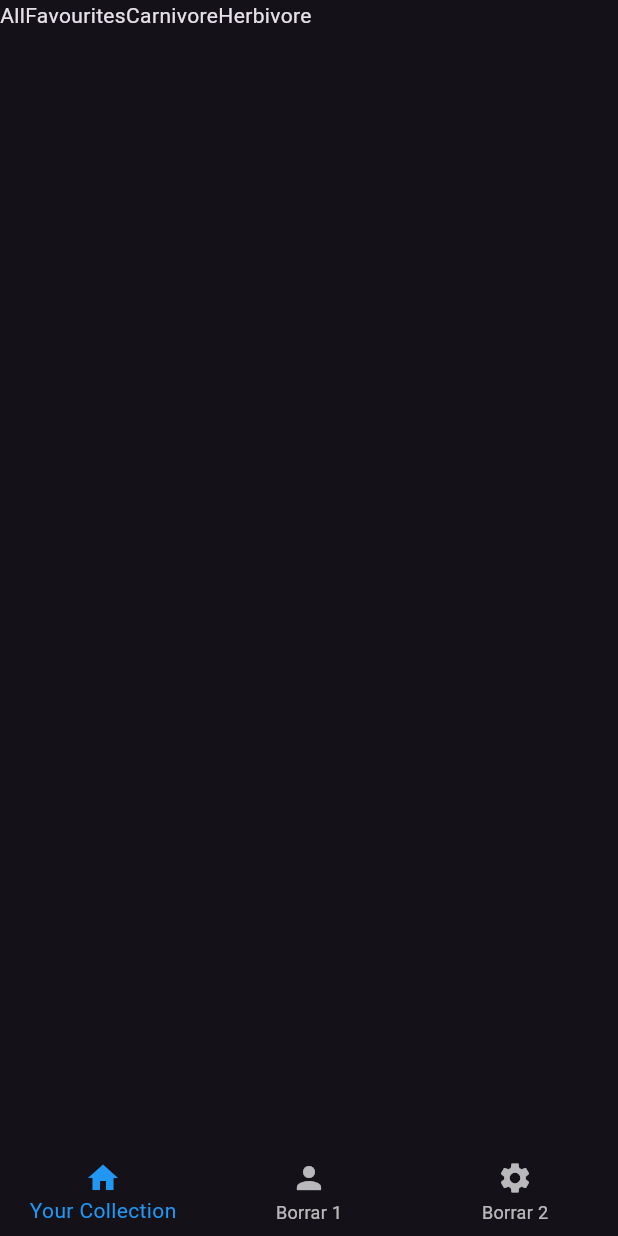
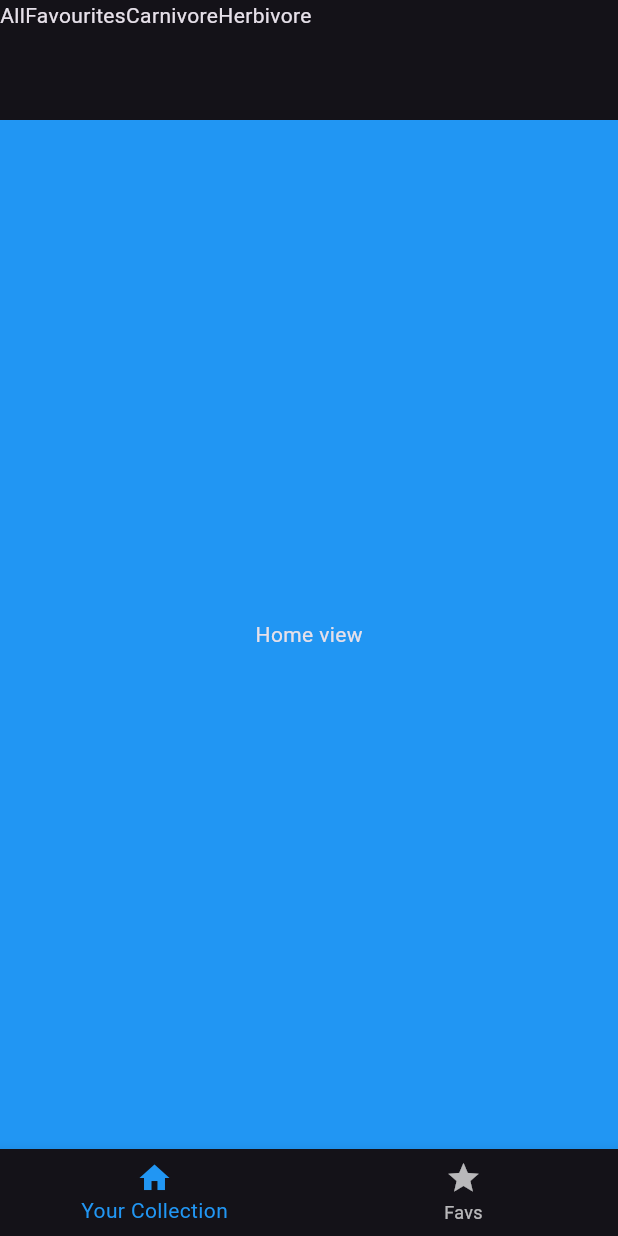
Before and after one commit to daviddela12/myCollections, a Flutter app: the screen it shows after launch, on a phone screen of 412 x 824 dp. Run offline on Flutter 3.47's test engine with Material 3 defaults, Android fonts, the phone set to English and light mode, and no system bars; our stand-ins replace font_awesome_flutter.

```diff
--- a/lib/my_collections_view.dart
+++ b/lib/my_collections_view.dart
@@ -1,6 +1,8 @@
 import 'package:flutter/material.dart';
+import 'package:my_collections/src/navigation/notifiers/navigation_notifier.dart';
 import 'package:my_collections/src/navigation/views/navigation_bottom_bar.dart';
-import 'package:my_collections/src/navigation/views/navigation_page_views.dart';
+import 'package:my_collections/src/navigation/views/navigation_page_view.dart';
+import 'package:provider/provider.dart';
 
 class MyCollectionsView extends StatelessWidget {
   const MyCollectionsView({super.key});
@@ -8,9 +10,12 @@ class MyCollectionsView extends StatelessWidget {
   @override
   Widget build(BuildContext context) {
     // return const Placeholder();
-    return const Scaffold(
-      body: NavigationPageViews(),
-      bottomNavigationBar: NavigationBottomBar(),
+    return ChangeNotifierProvider(
+      create: (BuildContext context) => NavigationNotifier(),
+      child: const Scaffold(
+        body: NavigationPageView(),
+        bottomNavigationBar: NavigationBottomBar(),
+      ),
     );
   }
 }
--- /dev/null
+++ b/lib/src/categories/views/categories_view.dart
@@ -0,0 +1,24 @@
+import 'package:flutter/material.dart';
+import 'package:my_collections/src/categories/services/category_service.dart';
+import 'package:provider/provider.dart';
+
+class CategoriesView extends StatelessWidget {
+  const CategoriesView({super.key});
+
+  @override
+  Widget build(BuildContext context) {
+    final categories = Provider.of<CategoryService>(context).categories;
+
+    return SizedBox(
+      width: double.infinity,
+      height: 80,
+      child: ListView.builder(
+          physics: const BouncingScrollPhysics(),
+          scrollDirection: Axis.horizontal,
+          itemCount: categories.length,
+          itemBuilder: (context, index) {
+            return Text(categories[index].name);
+          }),
+    );
+  }
+}
--- a/lib/src/categories/views/tab_elements/tab_elements.dart
+++ /dev/null
@@ -1,33 +0,0 @@
-import 'package:flutter/material.dart';
-import 'package:my_collections/src/categories/services/category_service.dart';
-import 'package:provider/provider.dart';
-
-class TabElements extends StatelessWidget {
-  const TabElements({super.key});
-
-  @override
-  Widget build(BuildContext context) {
-    final categories = Provider.of<CategoryService>(context).categories;
-
-    return SafeArea(
-        child: Scaffold(
-          body: Column(
-            children: <Widget>[
-              Container(
-                width: double.infinity,
-                height: 80,
-                child: ListView.builder(
-                    physics: const BouncingScrollPhysics(),
-                    scrollDirection: Axis.horizontal,
-                    itemCount: categories.length,
-                    itemBuilder: (context, index) {
-                      return Text(categories[index].name);
-                    }
-                ),
-              ),
-            ],
-          ),
-        ),
-    );
-  }
-}
--- /dev/null
+++ b/lib/src/home/views/home_view.dart
@@ -0,0 +1,27 @@
+import 'package:flutter/material.dart';
+import '../../categories/views/categories_view.dart';
+
+class HomeView extends StatelessWidget {
+  const HomeView({super.key});
+
+  @override
+  Widget build(BuildContext context) {
+    return SafeArea(
+      child: Scaffold(
+        body: Column(
+          children: <Widget>[
+            const CategoriesView(),
+            Expanded(
+              child: Container(
+                color: Colors.blue,
+                child: const Center(
+                  child: Text('Home view'),
+                ),
+              ),
+            ),
+          ],
+        ),
+      ),
+    );
+  }
+}
--- /dev/null
+++ b/lib/src/navigation/notifiers/navigation_notifier.dart
@@ -0,0 +1,23 @@
+import 'package:flutter/cupertino.dart';
+import 'package:flutter/material.dart';
+
+class NavigationNotifier with ChangeNotifier {
+  int _currentIndex = 0;
+  final PageController _pageController = PageController(initialPage: 0);
+
+  int get getCurrentIndex => _currentIndex;
+
+  void updateCurrentIndex(int index) {
+    _currentIndex = index;
+
+    _pageController.animateToPage(
+      index,
+      duration: const Duration(milliseconds: 300),
+      curve: Curves.easeInOut,
+    );
+
+    notifyListeners();
+  }
+
+  PageController get getPageController => _pageController;
+}
--- a/lib/src/navigation/views/navigation_bottom_bar.dart
+++ b/lib/src/navigation/views/navigation_bottom_bar.dart
@@ -1,23 +1,27 @@
 import 'package:flutter/material.dart';
+import 'package:provider/provider.dart';
+
+import '../notifiers/navigation_notifier.dart';
 
 class NavigationBottomBar extends StatelessWidget {
   const NavigationBottomBar({super.key});
 
   @override
   Widget build(BuildContext context) {
+
+    final navigationBottomBarNotifier = Provider.of<NavigationNotifier>(context);
+
     return BottomNavigationBar(
+      currentIndex: navigationBottomBarNotifier.getCurrentIndex,
+      onTap: (index) => navigationBottomBarNotifier.updateCurrentIndex(index),
       items: const <BottomNavigationBarItem>[
         BottomNavigationBarItem(
           icon: Icon(Icons.home),
           label: 'Your Collection',
         ),
         BottomNavigationBarItem(
-          icon: Icon(Icons.person),
-          label: 'Borrar 1',
-        ),
-        BottomNavigationBarItem(
-          icon: Icon(Icons.settings),
-          label: 'Borrar 2',
+          icon: Icon(Icons.star),
+          label: 'Favs',
         ),
       ],
     );
--- /dev/null
+++ b/lib/src/navigation/views/navigation_page_view.dart
@@ -0,0 +1,31 @@
+import 'package:flutter/material.dart';
+import 'package:my_collections/src/home/views/home_view.dart';
+import 'package:provider/provider.dart';
+
+import '../notifiers/navigation_notifier.dart';
+
+class NavigationPageView extends StatelessWidget {
+  const NavigationPageView({super.key});
+
+  @override
+  Widget build(BuildContext context) {
+
+    final navigationBottomBarNotifier = Provider.of<NavigationNotifier>(context);
+
+    return PageView(
+      controller: navigationBottomBarNotifier.getPageController,
+      // physics: const AlwaysScrollableScrollPhysics(),
+      physics: const BouncingScrollPhysics(),
+      // physics: const NeverScrollableScrollPhysics(),
+      children: <Widget>[
+        const HomeView(),
+        Container(
+          color: Colors.red,
+          child: const Center(
+            child: Text('Borrar 1'),
+          ),
+        ),
+      ],
+    );
+  }
+}
--- a/lib/src/navigation/views/navigation_page_views.dart
+++ /dev/null
@@ -1,29 +0,0 @@
-import 'package:flutter/material.dart';
-import 'package:my_collections/src/categories/views/tab_elements/tab_elements.dart';
-
-class NavigationPageViews extends StatelessWidget {
-  const NavigationPageViews({super.key});
-
-  @override
-  Widget build(BuildContext context) {
-    return PageView(
-      // physics: const AlwaysScrollableScrollPhysics(),
-      physics: const NeverScrollableScrollPhysics(),
-      children: <Widget>[
-        const TabElements(),
-        Container(
-          color: Colors.blue,
-          child: const Center(
-            child: Text('Borrar 1'),
-          ),
-        ),
-        Container(
-          color: Colors.black,
-          child: const Center(
-            child: Text('Borrar 2'),
-          ),
-        ),
-      ],
-    );
-  }
-}
```
Also changed, not shown: lib/main.dart (+3 -5 lines), lib/src/categories/services/category_service.dart (+5 -5 lines).
